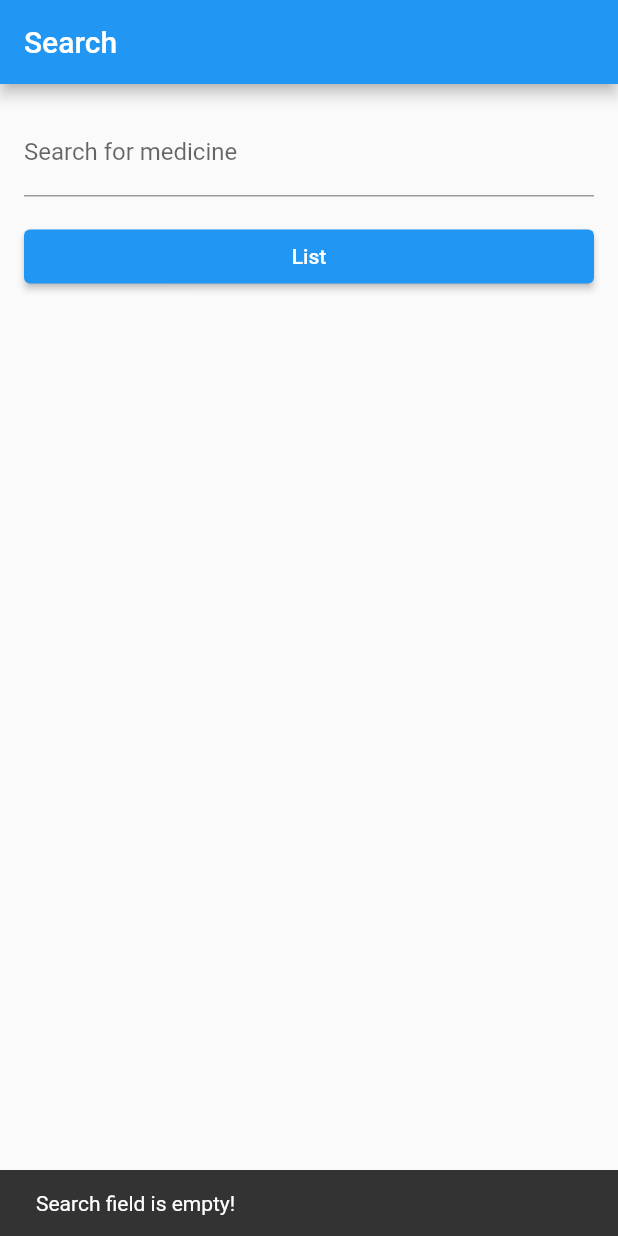
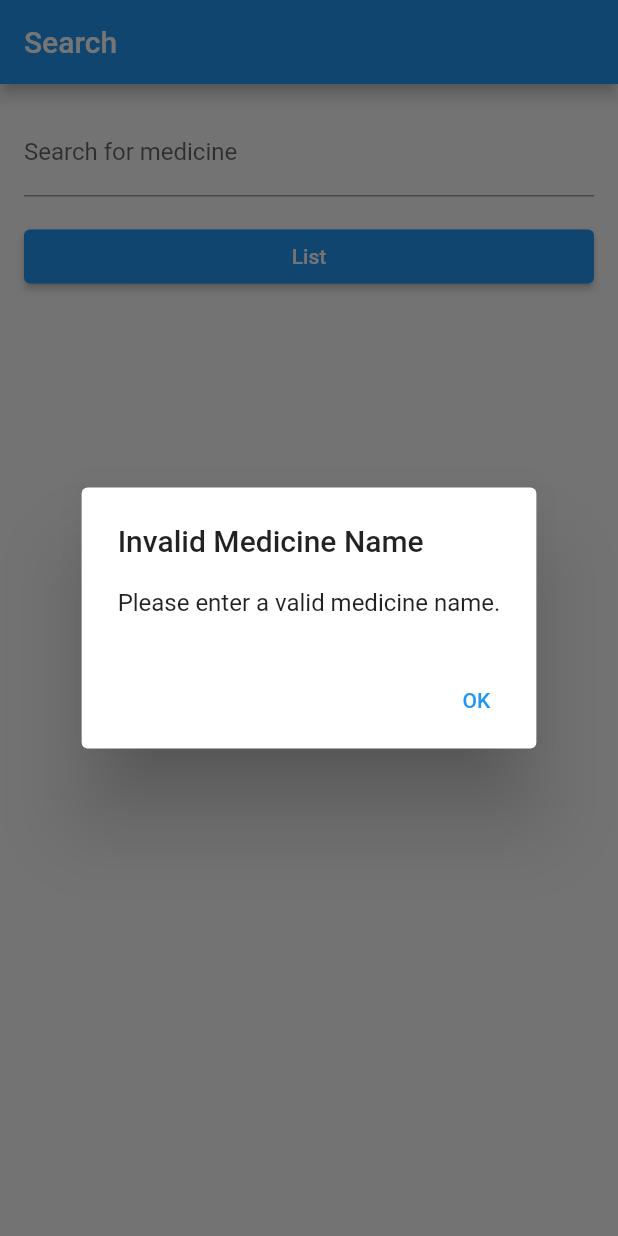
Before and after one commit to wus8-song/Pharmacy_Tracker, a Flutter app: the screen it shows after launch, after a tap on "List", on a phone screen of 412 x 824 dp. Run offline on Flutter 3.47's test engine with Material 2 defaults, Android fonts, the light colour scheme and no system bars; our stand-ins replace geolocator, google_maps_flutter; missing offline and left inert: geolocator_platform_interface.

Commit message:
updates July 18

```diff
--- a/lib/screens/screen_search.dart
+++ b/lib/screens/screen_search.dart
@@ -32,7 +32,8 @@ class SearchScreen extends StatelessWidget {
             ElevatedButton(
               onPressed: () {
                 String medicineName = _searchController.text;
-                if (medicineName.isNotEmpty) {
+                if (medicineName.isNotEmpty &&
+                    _isValidMedicineName(medicineName)) {
                   print('Searching for medicine: $medicineName');
                   Provider.of<PharmacyService>(context, listen: false)
                       .searchPharmaciesByMedicine(medicineName)
@@ -40,9 +41,21 @@ class SearchScreen extends StatelessWidget {
                     Navigator.pushNamed(context, '/list');
                   });
                 } else {
-                  ScaffoldMessenger.of(context).showSnackBar(SnackBar(
-                    content: Text('Search field is empty!'),
-                  ));
+                  showDialog(
+                    context: context,
+                    builder: (context) => AlertDialog(
+                      title: const Text('Invalid Medicine Name'),
+                      content: const Text('Please enter a valid medicine name.'),
+                      actions: [
+                        TextButton(
+                          onPressed: () {
+                            Navigator.pop(context);
+                          },
+                          child: const Text('OK'),
+                        ),
+                      ],
+                    ),
+                  );
                 }
               },
               child: const Text('List'),
@@ -52,4 +65,11 @@ class SearchScreen extends StatelessWidget {
       ),
     );
   }
+
+  bool _isValidMedicineName(String medicineName) {
+
+    List<String> validMedicineNames = ['Medicine A', 'Medicine B', 'Medicine C', 'Medicine D', 'Medicine D', 'Medicine E', 'Medicine F', 'Medicine G', 'Medicine H', 'Medicine I', 'Medicine J', 'Medicine K',
+      'Medicine L', 'Medicine M', 'Medicine N', 'Medicine O', 'Medicine P', 'Medicine Q', 'Medicine R', 'Medicine S', 'Medicine T', 'Medicine U', 'Medicine V', 'Medicine W', 'Medicine X', 'Medicine Z'];
+    return validMedicineNames.contains(medicineName);
+  }
 }
```
Also changed, not shown: 2 other files.
